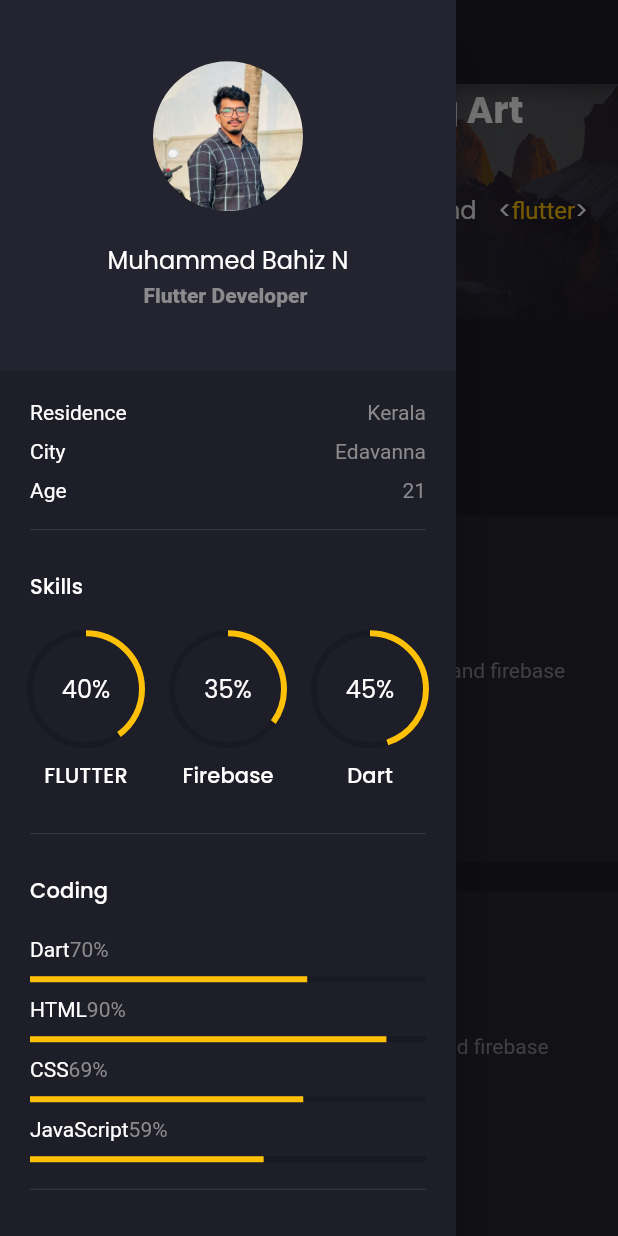
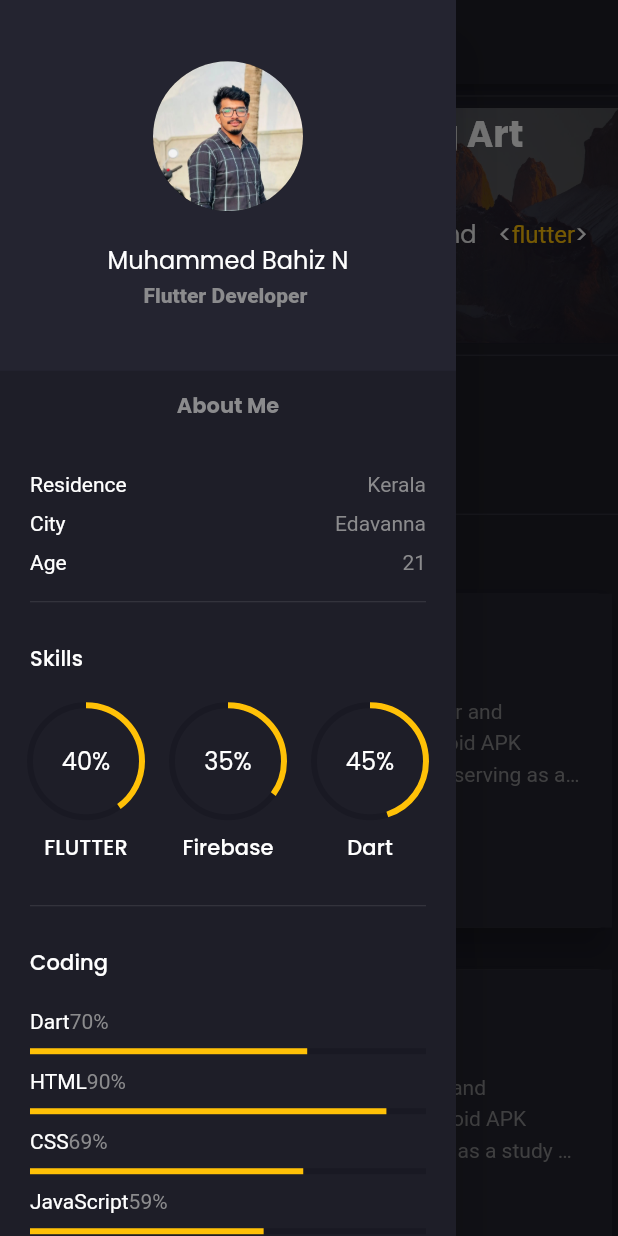
Before and after one commit to bahiznalakath/personalportfolio, a Flutter app: the screen it shows after launch, with the side drawer open, on a phone screen of 412 x 824 dp. Run offline on Flutter 3.47's test engine with Material 2 defaults, Android fonts, the phone set to English and light mode, and no system bars; drawn by our look-alikes of animated_text_kit; our stand-ins replace flutter_svg, google_fonts.

Commit message:
some changes and updations in webapplication

```diff
--- a/lib/Links/links.dart
+++ b/lib/Links/links.dart
@@ -1,3 +1,5 @@
+
+
 // CV
 const String resume =
     'https://drive.google.com/file';
@@ -24,4 +26,3 @@ const String fiverr = 'https://www.fiverr.com/bahiznalakath';
 // Github Link
 const String upwork = 'https://www.upwork.com/freelancers/bahiznalakath';
 // Github Link
-const String whatsapp = 'https://api.whatsapp.com/send?phone=9072834040';
--- a/lib/main.dart
+++ b/lib/main.dart
@@ -16,7 +16,7 @@ class MyApp extends StatelessWidget {
   Widget build(BuildContext context) {
     return MaterialApp(
       debugShowCheckedModeBanner: false,
-      title: 'Flutter Demo',
+      title: 'portfolio of bahiznalakath',
       theme: ThemeData.dark().copyWith(
           primaryColor: primaryColor,
           scaffoldBackgroundColor: bgColor,
--- a/lib/models/project.dart
+++ b/lib/models/project.dart
@@ -1,20 +1,41 @@
-class Project{
-   final String? title,description
-   ;
-   Project({this.title,this.description});
+class Project {
+  final String? title, description, githubUrl;
+
+  Project({this.title, this.description, this.githubUrl});
 }
-List<Project>demoproject=[
+
+List<Project> demoproject = [
   Project(
     title: "FaceBookClone APK",
-    description: "facebook cloned appliction build in flutter and firebase ",
+    description: "facebook cloned application build in flutter and firebase,This repository contains an Android APK project created for educational purposes, serving as a study project to replicate some of the core features and functionality of the Facebook social media platform. ",
+    githubUrl: "https://github.com/bahiznalakath/FacebookClone-APK",
   ),
   Project(
     title: "Zomato APK",
-    description: "zomato cloned appliction build in flutter and firebase ",
+    description: "zomato cloned application build in flutter and firebase ,This repository contains an Android APK project, created for educational purposes, as a study project to replicate some of the core features and functionality of the Zomato food delivery and restaurant discovery app.",
+    githubUrl: "https://github.com/bahiznalakath/ZomatoClone-APK",
   ),
   Project(
-    title: "BloodDonatioonApp",
-    description: "facebook cloned appliction build in flutter and firebase ",
+    title: "BloodDonationApp",
+    description:
+        "Blood Donation  application build in flutter and firebase ,The ultimate blood donation app. Connects donors with blood banks. Simple registration. Real-time notifications. Track donation history. Spread awareness. Save lives. Download now!",
+    githubUrl: "https://github.com/bahiznalakath/FireFlutter",
+  ),
+  Project(
+    title: "FaceBookClone APK",
+    description: "facebook cloned application build in flutter and firebase,This repository contains an Android APK project created for educational purposes, serving as a study project to replicate some of the core features and functionality of the Facebook social media platform. ",
+    githubUrl: "https://github.com/bahiznalakath/FacebookClone-APK",
+  ),
+  Project(
+    title: "Zomato APK",
+    description: "zomato cloned application build in flutter and firebase ,This repository contains an Android APK project, created for educational purposes, as a study project to replicate some of the core features and functionality of the Zomato food delivery and restaurant discovery app.",
+    githubUrl: "https://github.com/bahiznalakath/ZomatoClone-APK",
+  ),
+  Project(
+    title: "BloodDonationApp",
+    description:
+    "Blood Donation  application build in flutter and firebase ,The ultimate blood donation app. Connects donors with blood banks. Simple registration. Real-time notifications. Track donation history. Spread awareness. Save lives. Download now!",
+    githubUrl: "https://github.com/bahiznalakath/FireFlutter",
   ),
 ];
 
@@ -25,12 +46,13 @@ class ServicesUtils {
   final String description;
   final String githubUrl;
 
-  ServicesUtils(
-      {required this.name,
+  ServicesUtils({
+    required this.name,
     required this.icon,
     required this.description,
     required this.tool,
-        required this.githubUrl,});
+    required this.githubUrl,
+  });
 }
 
 List<ServicesUtils> servicesUtils = [
@@ -40,30 +62,26 @@ List<ServicesUtils> servicesUtils = [
       description:
           "Are you interested in the great Mobile app? Let's make it a reality.",
       tool: ['Flutter'],
-    githubUrl:""
-  ),
+      githubUrl: ""),
   ServicesUtils(
       name: 'iOS App Development',
       icon: 'assets/icons/apple.svg',
       description:
           "Are you interested in the great Mobile app? Let's make it a reality.",
       tool: ['Flutter'],
-      githubUrl:""
-  ),
+      githubUrl: ""),
   ServicesUtils(
       name: 'UI/UX Designing',
       icon: 'assets/icons/graphic.svg',
       description:
           "I'm creating elegant designs suited to your needs following core design theory. ",
       tool: ['Adobe XD', 'Figma', 'Photoshop'],
-      githubUrl:""
-  ),
+      githubUrl: ""),
   ServicesUtils(
       name: 'Web Development',
       icon: 'assets/icons/website.svg',
       description:
           "Do you have an idea for your next great website? Let's make it a reality.",
       tool: ['Flutter', 'Html,css,js'],
-      githubUrl:""
-  ),
+      githubUrl: ""),
 ];
--- a/lib/screens/componets/side_menu.dart
+++ b/lib/screens/componets/side_menu.dart
@@ -3,14 +3,29 @@ import 'package:flutter_svg/flutter_svg.dart';
 import 'package:portfolio/constants.dart';
 import 'package:portfolio/screens/componets/skills.dart';
 import 'package:url_launcher/url_launcher.dart';
-import '../../Links/links.dart';
 import 'Knowledge.dart';
 import 'Myinfo.dart';
 import 'areainfotext.dart';
 import 'coding.dart';
 
-class SideMenu extends StatelessWidget {
+class SideMenu extends StatefulWidget {
   const SideMenu({Key? key}) : super(key: key);
+
+  @override
+  State<SideMenu> createState() => _SideMenuState();
+}
+
+class _SideMenuState extends State<SideMenu> {
+  bool isAboutMeVisible = false;
+  final Uri resume = Uri.parse('https://drive.google.com/file');
+  final Uri instagram =
+      Uri.parse('https://instagram.com/bahiz_nalakath?igshid=OGQ5ZDc2ODk2ZA==');
+  final Uri gitHub = Uri.parse('https://github.com/bahiznalakath');
+  final Uri linkedin = Uri.parse(
+      'https://www.linkedin.com/in/muhammed-bahiz-n-789a01228?fbclid=PAAaaC-8a0pCuc6c3Op8Lg2RoiK_rPNLddt2aKy9ZKcMnTZCvpf10h9zXR7Ro');
+  final Uri twitter = Uri.parse('https://twitter.com/bahiznalakath');
+  final Uri whatsapp =
+      Uri.parse('https://api.whatsapp.com/send?phone=9072834040');
 
   @override
   Widget build(BuildContext context) {
@@ -19,6 +34,39 @@ class SideMenu extends StatelessWidget {
         child: Column(
           children: [
             const MyInfo(),
+            SingleChildScrollView(
+              child: Column(
+                children: [
+                  TextButton(
+                    onPressed: () {
+                      setState(() {
+                        // Toggle the visibility of "About Me" text
+                        isAboutMeVisible = !isAboutMeVisible;
+                      });
+                    },
+                    child: const Text(
+                      'About Me',
+                      style: TextStyle(
+                        fontSize: 14,
+                        fontWeight: FontWeight.bold,
+                        color: bodyTextColor,
+                      ),
+                    ),
+                  ),
+                  Visibility(
+                    visible: isAboutMeVisible,
+                    child: const Padding(
+                      padding: EdgeInsets.all(8.0),
+                      child: Text(
+                        "I recently completed my Bachelor's degree in Computer Science and have a strong passion for crafting captivating and interactive Flutter applications. I prioritize the creation of visually appealing user interfaces that deliver exceptional user experiences. While my main area of expertise is in front-end development, I also actively engage in backend development for Flutter applications to ensure seamless feature integration and robust data management. My commitment to user-centered design, combined with my proficiency in backend development, enables me to provide comprehensive contributions to the development of feature-rich and visually stunning Flutter applications.",
+                        style: TextStyle(fontSize: 10),
+                        maxLines: 16,
+                      ),
+                    ),
+                  )
+                ],
+              ),
+            ),
             Expanded(
                 child: SingleChildScrollView(
               padding: const EdgeInsets.all(defaultPadding),
@@ -48,7 +96,7 @@ class SideMenu extends StatelessWidget {
                   ),
                   TextButton(
                       onPressed: () {
-                        (resume, "pdf");
+                        _launchUrl(resume);
                       },
                       child: FittedBox(
                         child: Row(
@@ -67,31 +115,43 @@ class SideMenu extends StatelessWidget {
                     margin: const EdgeInsets.only(top: defaultPadding / 2),
                     color: const Color(0xFF24242E),
                     child: Row(
+                      mainAxisAlignment: MainAxisAlignment.spaceBetween,
                       children: [
                         IconButton(
                             onPressed: () {
-                              launch(linkedin);
+                              launchUrl(linkedin);
                             },
                             icon:
                                 SvgPicture.asset("assets/icons/linkedin.svg")),
                         IconButton(
                             onPressed: () async {
-
+                              launchUrl(gitHub);
+                            },
+                            icon: SvgPicture.asset("assets/icons/github.svg")),
+                        IconButton(
+                            onPressed: () {
+                              launchUrl(twitter);
+                            },
+                            icon: SvgPicture.asset("assets/icons/x.svg")),
+                        IconButton(
+                            onPressed: () {
+                              _launchUrl(whatsapp);
                             },
                             icon:
-                                SvgPicture.asset("assets/icons/github.svg")),
-                        IconButton(
-                            onPressed: () {
-                              gitHub;
-                            },
-                            icon:
-                                SvgPicture.asset("assets/icons/twitter.svg")),
-                        IconButton(
-                            onPressed: () {},
-                            icon: SvgPicture.asset("assets/icons/linkedin.svg"))
+                                SvgPicture.asset("assets/icons/whatsapp.svg")),
+                        // IconButton(
+                        //     onPressed: () {
+                        //       _launchUrl(instagram);
+                        //     },
+                        //     icon:
+                        //         SvgPicture.asset("assets/icons/instagram.svg",height: defaultPadding,))
                       ],
                     ),
-                  )
+                  ),
+                  const Divider(),
+                  const SizedBox(
+                    height: defaultPadding,
+                  ),
                 ],
               ),
             ))
@@ -100,4 +160,10 @@ class SideMenu extends StatelessWidget {
       ),
     );
   }
+
+  Future<void> _launchUrl(Uri url) async {
+    if (!await launchUrl(url)) {
+      throw Exception('Could not launch $url');
+    }
+  }
 }
--- a/lib/screens/home/componets/MyProjects.dart
+++ b/lib/screens/home/componets/MyProjects.dart
@@ -6,11 +6,16 @@ import '../../../constants.dart';
 import '../../../models/project.dart';
 import 'ProjectCard.dart';
 
-class MyProjects extends StatelessWidget {
+class MyProjects extends StatefulWidget {
   const MyProjects({
     super.key,
   });
 
+  @override
+  State<MyProjects> createState() => _MyProjectsState();
+}
+
+class _MyProjectsState extends State<MyProjects> {
   @override
   Widget build(BuildContext context) {
     return Column(
@@ -23,7 +28,7 @@ class MyProjects extends StatelessWidget {
         const SizedBox(
           height: defaultPadding,
         ),
-        Responsive(
+        const Responsive(
           mobile: ProjectGridView(
             crossAxisCount: 1,
             childAspectRation: 1.7,
@@ -56,7 +61,7 @@ class ProjectGridView extends StatelessWidget {
   Widget build(BuildContext context) {
     return GridView.builder(
         shrinkWrap: true,
-        physics: NeverScrollableScrollPhysics(),
+        physics: const NeverScrollableScrollPhysics(),
         itemCount: demoproject.length,
         gridDelegate: SliverGridDelegateWithFixedCrossAxisCount(
             crossAxisCount: crossAxisCount,
--- a/lib/screens/home/componets/ProjectCard.dart
+++ b/lib/screens/home/componets/ProjectCard.dart
@@ -1,6 +1,7 @@
 import 'package:flutter/cupertino.dart';
 import 'package:flutter/material.dart';
 import 'package:portfolio/responsive.dart';
+import 'package:url_launcher/url_launcher.dart';
 import '../../../constants.dart';
 import '../../../models/project.dart';
 
@@ -14,7 +15,20 @@ class ProjectCard extends StatelessWidget {
 
   @override
   Widget build(BuildContext context) {
-    return Container(
+    return InkWell(
+      onTap: () async {
+        if (await canLaunch(project.githubUrl!)) {
+          await launch(project.githubUrl!);
+        } else {
+          throw 'Could not launch ${project.githubUrl}';
+        }
+      },
+      child: Card(
+        shape: RoundedRectangleBorder(
+          borderRadius: BorderRadius.circular(10),
+        ),
+        elevation: 10,
+        child: Container(
           padding: const EdgeInsets.all(defaultPadding),
           color: secondaryColor,
           child: Column(
@@ -26,16 +40,18 @@ class ProjectCard extends StatelessWidget {
                 overflow: TextOverflow.ellipsis,
                 style: Theme.of(context).textTheme.titleSmall,
               ),
-          Spacer(),
+              const Spacer(),
               Text(
                 project.description!,
                 maxLines: Responsive.isMobileLarge(context)?3: 4,
                 overflow: TextOverflow.ellipsis,
                 style: TextStyle(height: 1.5),
               ),
-          Spacer(),
+              const Spacer(),
               TextButton(onPressed: () {}, child: const Text("Read More>>",style: TextStyle(color: primaryColor),))
             ],
+          ),
+        ),
       ),
     );
   }
--- a/lib/screens/home/homescreen.dart
+++ b/lib/screens/home/homescreen.dart
@@ -10,10 +10,14 @@ class HomeScreen extends StatelessWidget {
 
   @override
   Widget build(BuildContext context) {
-    return MainScreen(children: [
+    return  const MainScreen(children: [
+      Divider(),
       HomeBanner(),
+      Divider(),
       HighLightsInfo(),
+      Divider(),
       MyProjects(),
+      Divider()
       // Recommendations(),
 
     ]);
```
Also changed, not shown: assets/icons/X.svg (added), assets/icons/whatsapp.svg (added). Lines whose indentation alone changed are shown as unchanged.
